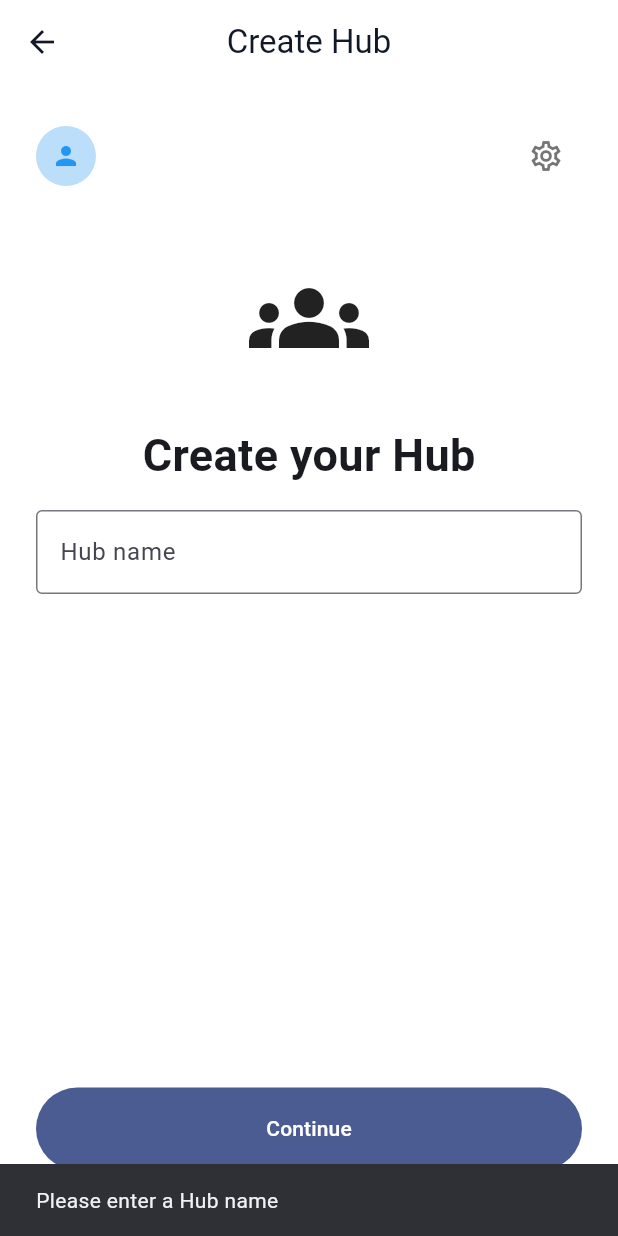
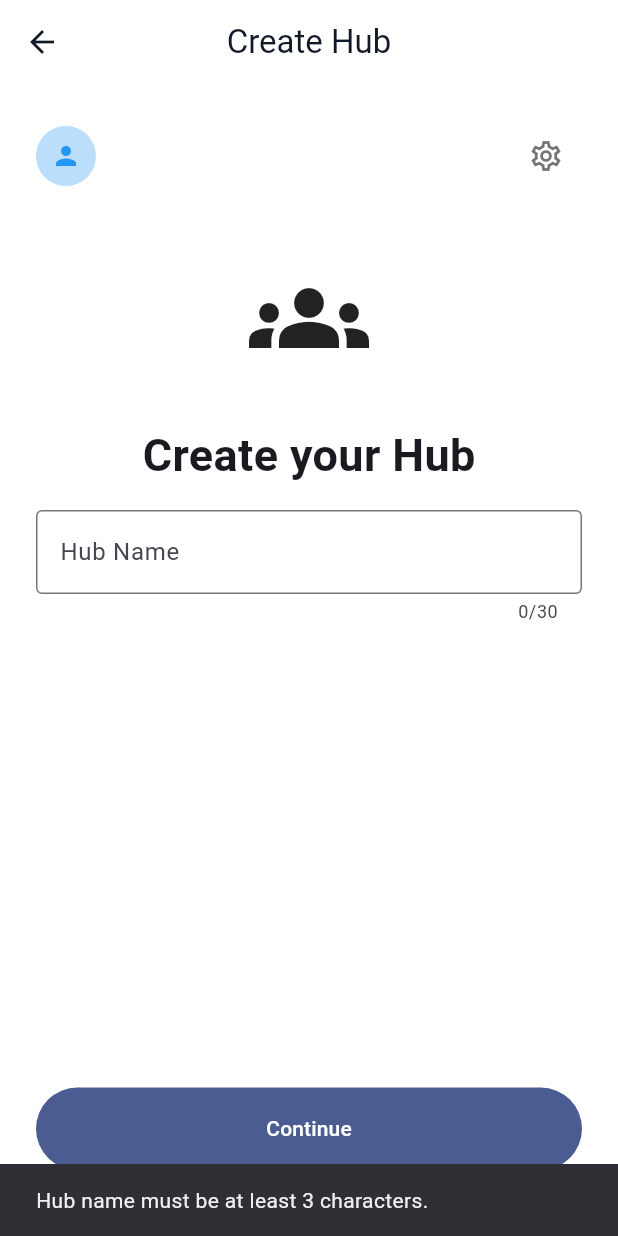
Before and after one commit to samibenhassen1994-hash/gubify, a Flutter app: the CreateHubScreen screen opened directly, after a tap on "Continue", on a phone screen of 412 x 824 dp. Run offline on Flutter 3.47's test engine with Material 3 defaults, Android fonts, the phone set to English and light mode, and no system bars; our stand-ins replace cloud_firestore, firebase_auth, firebase_core, share_plus, shared_preferences; accounts and stored records are empty; network calls fail.

Commit message:
Add input validation and application limits

```diff
--- /dev/null
+++ b/lib/config/app_limits.dart
@@ -0,0 +1,17 @@
+class AppLimits {
+  const AppLimits._();
+
+  // Hub
+  static const int freeMaxHubs = 3;
+  static const int hubNameMinLength = 3;
+  static const int hubNameMaxLength = 30;
+
+  // Posts
+  static const int postMaxLength = 1000;
+
+  // Invite Code (es. HUB-1234)
+  static const int inviteCodeLength = 8;
+
+  // User
+  static const int displayNameMaxLength = 25;
+}
--- a/lib/main.dart
+++ b/lib/main.dart
@@ -2,7 +2,6 @@ import 'package:flutter/material.dart';
 import 'package:firebase_core/firebase_core.dart';
 
 import 'firebase_options.dart';
-import 'screens/welcome_screen.dart';
 import 'theme/app_theme.dart';
 import 'pages/startup_screen.dart';
 
--- a/lib/screens/hub/create_hub_screen.dart
+++ b/lib/screens/hub/create_hub_screen.dart
@@ -1,5 +1,7 @@
 import 'package:flutter/material.dart';
+import 'package:flutter/services.dart';
 
+import '../../config/app_limits.dart';
 import '../../widgets/user_header.dart';
 import 'module_selection_screen.dart';
 
@@ -22,10 +24,23 @@ class _CreateHubScreenState extends State<CreateHubScreen> {
   void _continue() {
     final hubName = _nameController.text.trim();
 
-    if (hubName.isEmpty) {
+    if (hubName.length < AppLimits.hubNameMinLength) {
       ScaffoldMessenger.of(context).showSnackBar(
-        const SnackBar(
-          content: Text("Please enter a Hub name"),
+        SnackBar(
+          content: Text(
+            "Hub name must be at least ${AppLimits.hubNameMinLength} characters.",
+          ),
+        ),
+      );
+      return;
+    }
+
+    if (hubName.length > AppLimits.hubNameMaxLength) {
+      ScaffoldMessenger.of(context).showSnackBar(
+        SnackBar(
+          content: Text(
+            "Hub name cannot exceed ${AppLimits.hubNameMaxLength} characters.",
+          ),
         ),
       );
       return;
@@ -74,10 +89,16 @@ class _CreateHubScreenState extends State<CreateHubScreen> {
 
             TextField(
               controller: _nameController,
+              maxLength: AppLimits.hubNameMaxLength,
               textInputAction: TextInputAction.done,
               onSubmitted: (_) => _continue(),
+              inputFormatters: [
+                FilteringTextInputFormatter.allow(
+                  RegExp(r"[a-zA-Z0-9À-ÿ '\-_]"),
+                ),
+              ],
               decoration: const InputDecoration(
-                labelText: "Hub name",
+                labelText: "Hub Name",
                 border: OutlineInputBorder(),
               ),
             ),
```
Also changed, not shown: lib/screens/hub/create_post_screen.dart (+13 -0 lines), lib/screens/hub/invite_members_screen.dart (+8 -5 lines), lib/screens/hub/join_hub_screen.dart (+8 -0 lines), lib/services/hub_service.dart (+13 -0 lines).
